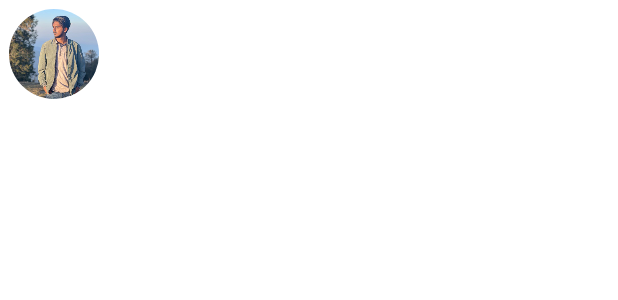
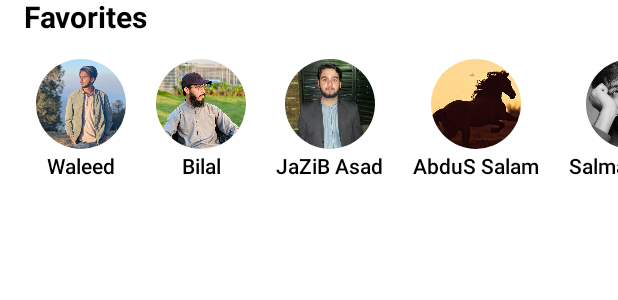
Before and after one commit to Muhammad-bilal-503/WhatsApp-Clone, an Android app built with Jetpack Compose: the @Preview function FavoritesSection, on a phone screen of 412 x 824 dp. Shown: the top 300 px of the screen. Run offline under Robolectric (Android 15) with nearby library versions, the phone set to English and light mode, and no system bars.

Commit message:
initial Commit

```diff
--- a/app/src/main/java/com/example/whatsapp/presentation/callscreen/FavoritesItemsScreen.kt
+++ b/app/src/main/java/com/example/whatsapp/presentation/callscreen/FavoritesItems.kt
@@ -2,33 +2,47 @@ package com.example.whatsapp.presentation.callscreen
 
 import androidx.compose.foundation.Image
 import androidx.compose.foundation.layout.Column
+import androidx.compose.foundation.layout.Spacer
+import androidx.compose.foundation.layout.height
 import androidx.compose.foundation.layout.padding
 import androidx.compose.foundation.layout.size
 import androidx.compose.foundation.shape.CircleShape
+import androidx.compose.material3.Text
 import androidx.compose.runtime.Composable
 import androidx.compose.ui.Alignment
 import androidx.compose.ui.Modifier
 import androidx.compose.ui.draw.clip
+import androidx.compose.ui.graphics.Color
 import androidx.compose.ui.layout.ContentScale
 import androidx.compose.ui.res.painterResource
+import androidx.compose.ui.text.font.FontWeight
 import androidx.compose.ui.tooling.preview.Preview
 import androidx.compose.ui.unit.dp
+import androidx.compose.ui.unit.sp
 import com.example.whatsapp.R   // ✅ Correct import
 
 @Composable
-@Preview(showSystemUi = true, showBackground = true)
-fun FavoritesSection() {
+fun FavoritesItems(favoritesContact: FavoritesContact) {
     Column(
         horizontalAlignment = Alignment.CenterHorizontally,
-        modifier = Modifier.padding(start = 6.dp, top = 6.dp, end = 12.dp)
+        modifier = Modifier.padding(start = 8.dp, top = 8.dp, end = 12.dp)
     ) {
         Image(
-            painter = painterResource(R.drawable.waleed),
+            painter = painterResource(id = favoritesContact.image),
             contentDescription = null,
             modifier = Modifier
                 .size(60.dp)
                 .clip(CircleShape),
             contentScale = ContentScale.Crop
         )
+
+        Spacer(modifier = Modifier.height(4.dp))
+
+        Text(
+            text = favoritesContact.name,
+            fontSize = 14.sp,
+            fontWeight = FontWeight.Medium,
+            color = Color.Black
+        )
     }
 }
--- /dev/null
+++ b/app/src/main/java/com/example/whatsapp/presentation/callscreen/FavoritesSection.kt
@@ -0,0 +1,55 @@
+package com.example.whatsapp.presentation.callscreen
+
+import com.example.whatsapp.R
+import androidx.compose.foundation.horizontalScroll
+import androidx.compose.foundation.layout.Column
+import androidx.compose.foundation.layout.Row
+import androidx.compose.foundation.layout.fillMaxWidth
+import androidx.compose.foundation.layout.padding
+import androidx.compose.foundation.rememberScrollState
+import androidx.compose.material3.Text
+import androidx.compose.runtime.Composable
+import androidx.compose.ui.Modifier
+import androidx.compose.ui.text.font.FontWeight
+import androidx.compose.ui.tooling.preview.Preview
+import androidx.compose.ui.unit.dp
+import androidx.compose.ui.unit.sp
+
+@Composable
+@Preview(showBackground = true, showSystemUi = true)
+fun FavoritesSection() {
+
+    val simpleFavorites = listOf(
+        FavoritesContact(image = R.drawable.waleed, name = "Waleed"),
+        FavoritesContact(image = R.drawable.bilal, name = "Bilal"),
+        FavoritesContact(image = R.drawable.jazib_asad, name = "JaZiB Asad"),
+        FavoritesContact(image = R.drawable.abdussalam, name = "AbduS Salam"),
+        FavoritesContact(image = R.drawable.salman_khan, name = "Salman Khan"),
+        FavoritesContact(image = R.drawable.harib, name = "Harib")
+
+    )
+
+    Column(modifier = Modifier.padding(start = 16.dp, bottom = 8.dp)) {
+
+        Text(
+            text = "Favorites",
+            fontSize = 20.sp,
+            fontWeight = FontWeight.Bold,
+            modifier = Modifier.padding(bottom = 8.dp)
+        )
+
+        Row(modifier = Modifier
+            .fillMaxWidth()
+            .horizontalScroll(rememberScrollState())) {
+
+            simpleFavorites.forEach {
+                FavoritesItems(it)
+            }
+        }
+    }
+}
+
+data class FavoritesContact(
+    val image: Int,
+    val name: String
+)
```
